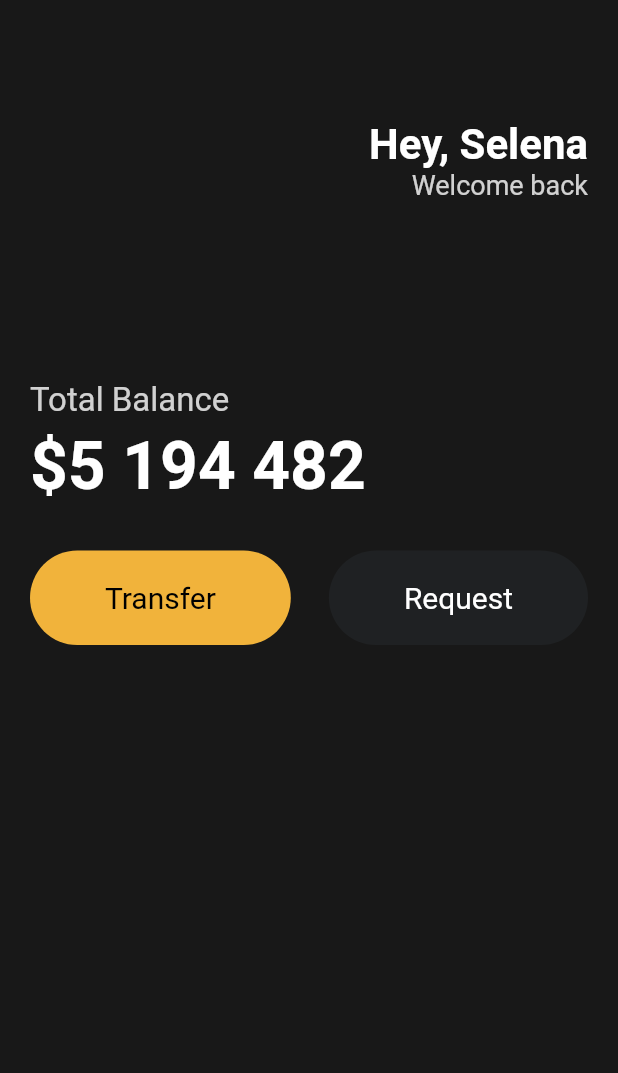
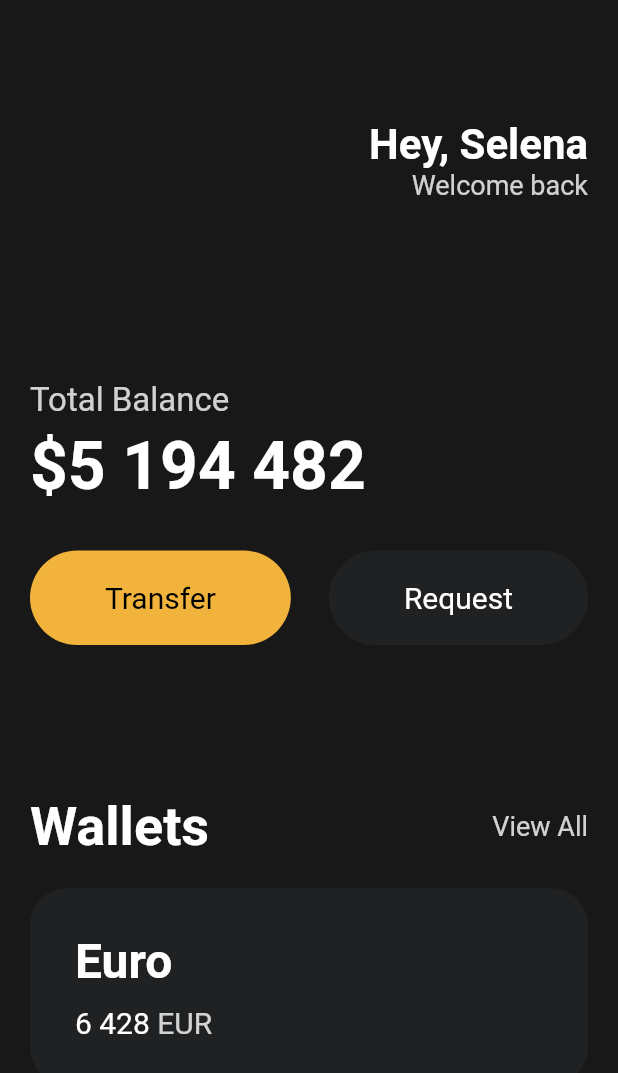
Before and after one commit to hws522/hello-flutter, a Flutter app: the screen it shows after launch, on a phone screen of 412 x 824 dp. Shown: the top 1073 px of the screen. Run offline on Flutter 3.47's test engine with Material 2 defaults, Android fonts, the phone set to English and light mode, and no system bars.

Commit message:
~3.6 Cards

```diff
--- a/lib/main.dart
+++ b/lib/main.dart
@@ -82,7 +82,83 @@ class App extends StatelessWidget {
                         bgColor: Color(0xff1f2123),
                         textColor: Colors.white),
                   ],
-                )
+                ),
+                const SizedBox(
+                  height: 100,
+                ),
+                Row(
+                  // crossAxisAlignment: CrossAxisAlignment.end,
+                  mainAxisAlignment: MainAxisAlignment.spaceBetween,
+                  children: [
+                    const Text(
+                      'Wallets',
+                      style: TextStyle(
+                        color: Colors.white,
+                        fontSize: 36,
+                        fontWeight: FontWeight.w600,
+                      ),
+                    ),
+                    Text(
+                      'View All',
+                      style: TextStyle(
+                        color: Colors.white.withOpacity(0.8),
+                        fontSize: 18,
+                      ),
+                    ),
+                  ],
+                ),
+                const SizedBox(
+                  height: 20,
+                ),
+                Container(
+                    decoration: BoxDecoration(
+                      color: const Color(0xff1f2123),
+                      borderRadius: BorderRadius.circular(25),
+                    ),
+                    child: Padding(
+                      padding: const EdgeInsets.all(30),
+                      child: Row(
+                        children: [
+                          Column(
+                            crossAxisAlignment: CrossAxisAlignment.start,
+                            children: [
+                              const Text(
+                                'Euro',
+                                style: TextStyle(
+                                  color: Colors.white,
+                                  fontSize: 32,
+                                  fontWeight: FontWeight.w600,
+                                ),
+                              ),
+                              const SizedBox(
+                                height: 10,
+                              ),
+                              Row(
+                                children: [
+                                  const Text(
+                                    '6 428',
+                                    style: TextStyle(
+                                      color: Colors.white,
+                                      fontSize: 20,
+                                    ),
+                                  ),
+                                  const SizedBox(
+                                    width: 5,
+                                  ),
+                                  Text(
+                                    'EUR',
+                                    style: TextStyle(
+                                      color: Colors.white.withOpacity(0.8),
+                                      fontSize: 20,
+                                    ),
+                                  ),
+                                ],
+                              )
+                            ],
+                          )
+                        ],
+                      ),
+                    ))
               ],
             ),
           )),
```
Also changed, not shown: 1 other file.
